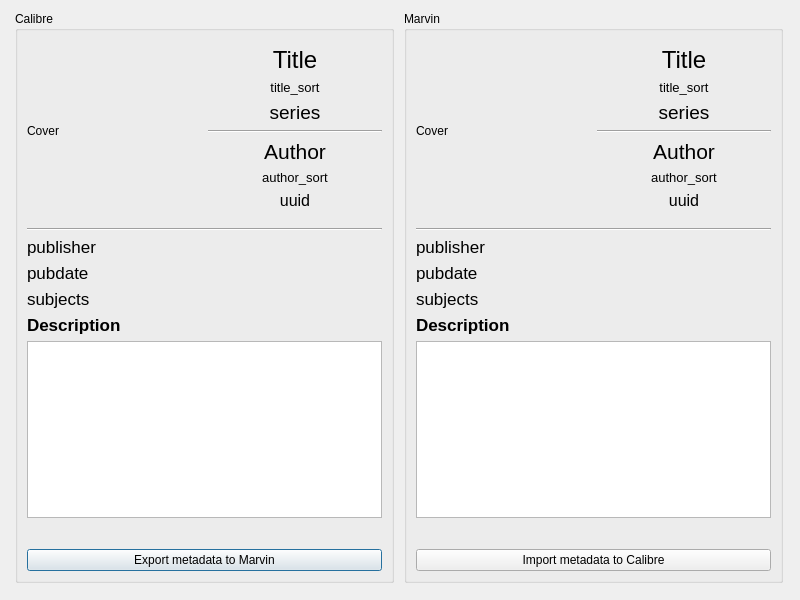
Qt form dialogs/view_metadata.ui (Philantrop/calibre-marvin-manager) before a commit.
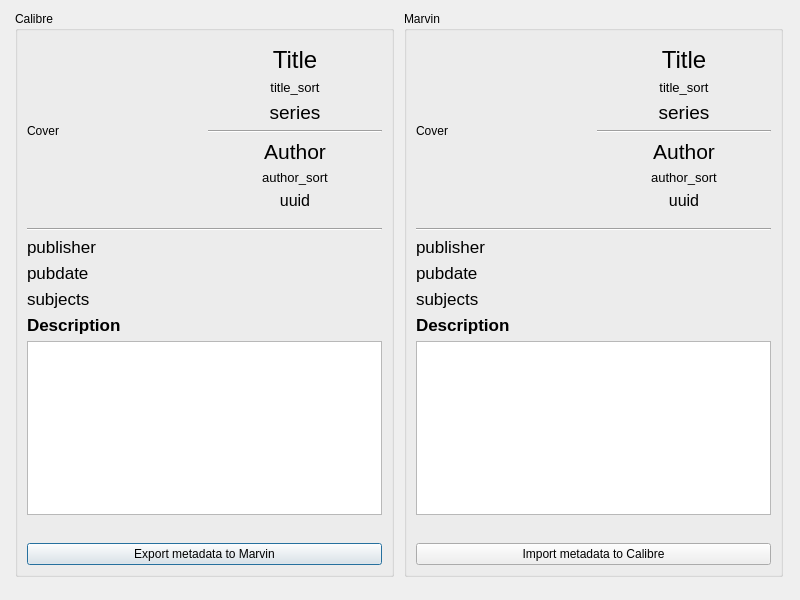
The same form after that commit. Icons and pictures are not drawn.

Commit message: inserted a variety of spacers to guarantee minimal sizes for supplemental dialogs.

Diff of the .ui file:
```diff
--- a/dialogs/view_metadata.ui
+++ b/dialogs/view_metadata.ui
@@ -577,13 +577,29 @@
      </item>
     </layout>
    </item>
-   <item row="1" column="0">
+   <item row="2" column="0">
     <widget class="QDialogButtonBox" name="bb">
      <property name="standardButtons">
       <set>QDialogButtonBox::NoButton</set>
      </property>
     </widget>
    </item>
+   <item row="1" column="0">
+    <spacer name="horizontalSpacer">
+     <property name="orientation">
+      <enum>Qt::Horizontal</enum>
+     </property>
+     <property name="sizeType">
+      <enum>QSizePolicy::Fixed</enum>
+     </property>
+     <property name="sizeHint" stdset="0">
+      <size>
+       <width>600</width>
+       <height>6</height>
+      </size>
+     </property>
+    </spacer>
+   </item>
   </layout>
  </widget>
  <resources/>
```
The commit also changes 5 other files.
